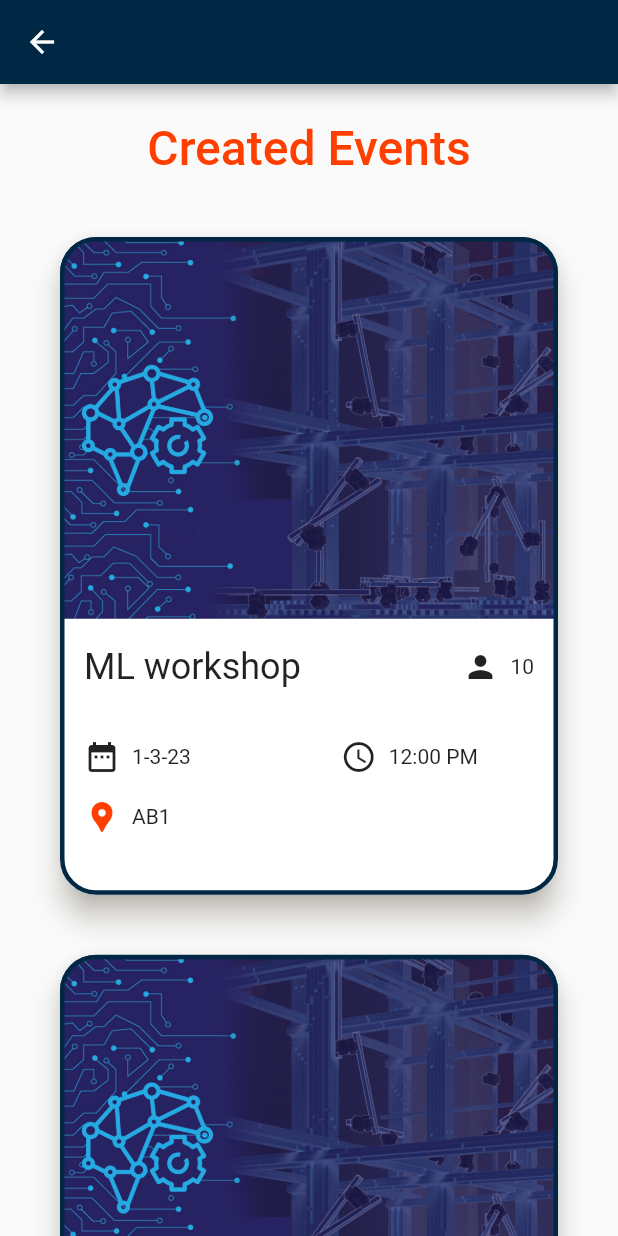
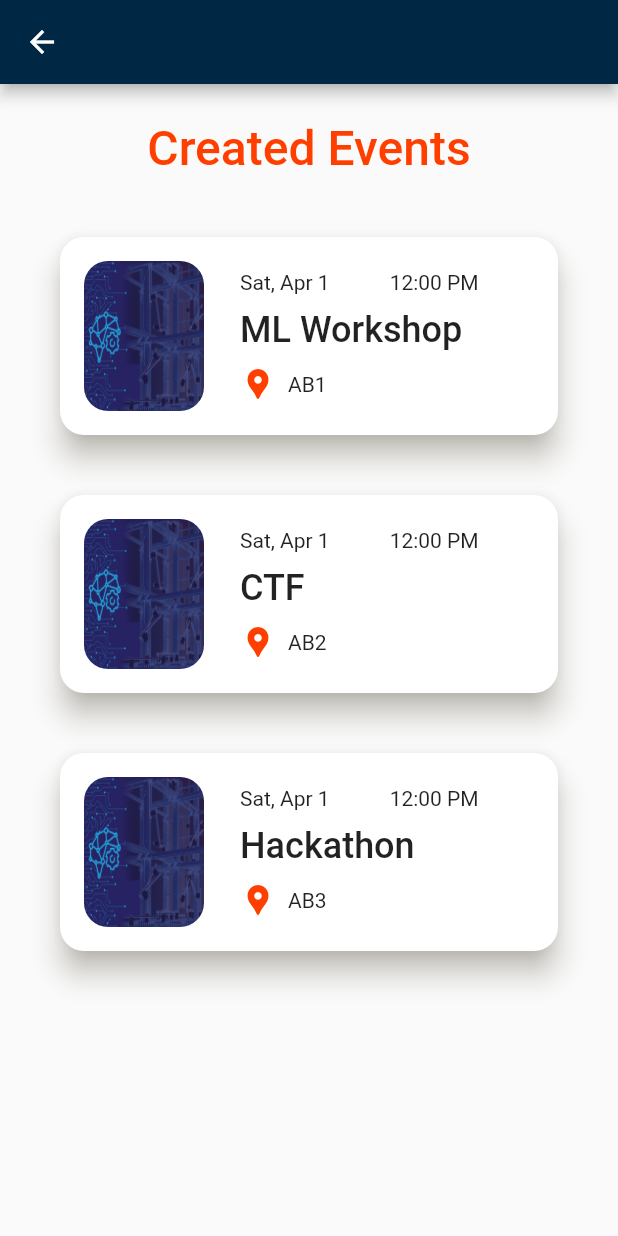
Before and after one commit to LalithGuptha/Admin_App_Anokha, a Flutter app: the screen it shows after launch, after a tap on "Login", after a tap on the "event" icon, on a phone screen of 412 x 824 dp. Run offline on Flutter 3.47's test engine with Material 2 defaults, Android fonts, the phone set to English and light mode, and no system bars; our stand-ins replace animated_splash_screen, hexcolor.

Commit message:
Created events - update

```diff
--- a/lib/screens/home_screen.dart
+++ b/lib/screens/home_screen.dart
@@ -1,4 +1,5 @@
 import 'package:admin_app/screens/listofevents.dart';
+import 'package:admin_app/screens/registeredusers.dart';
 import 'package:flutter/material.dart';
 //import 'package:hexcolor/hexcolor.dart';
 import 'package:admin_app/screens/daysCont.dart';
@@ -41,7 +42,10 @@ class _HomeScreen extends State<HomeScreen> {
               decoration:
                   BoxDecoration(borderRadius: BorderRadius.circular(10)),
               child: IconButton(
-                onPressed: () {},
+                onPressed: () {
+                  Navigator.push(context,
+                  MaterialPageRoute(builder: (context) => Registeredusers()));
+                },
                 icon: Icon(Icons.person),
                 color: HexColor(blue),
               )),
--- a/lib/screens/listofevents.dart
+++ b/lib/screens/listofevents.dart
@@ -14,58 +14,55 @@ Widget card (String name, String venue,int regcount, BuildContext context){
     shadowColor: HexColor("BEB7A4"),
 
     shape: RoundedRectangleBorder(
-      borderRadius: BorderRadius.circular(24),
-      side: BorderSide(color:HexColor("002845"),width: 3)
+      borderRadius: BorderRadius.circular(16),
+      //side: BorderSide(width: 3)
     ),
+    child: Container(
+      margin: EdgeInsets.all(16),
+      child: Row(
+        children: [
+          Container(
+            height: 100,
+            width: 80,
+            child: ClipRRect(
+              child: Image.asset('assets/ml.jpg',fit: BoxFit.fill,),
+              borderRadius: BorderRadius.all(Radius.circular(16)),
+            ),
+          ),
+          SizedBox(width: 8,),
+          Container(
+            margin: EdgeInsets.only(left: 16),
             child: Column(
+              crossAxisAlignment: CrossAxisAlignment.start,
               children: [
-            ClipRRect(
-              child: Image.asset('assets/ml.jpg'),
-              borderRadius: BorderRadius.only(topLeft: Radius.circular(24),topRight: Radius.circular(24)),
+                Row(
+                    children:[
+                      Text("Sat, Apr 1",),
+                      SizedBox(width:40 ,),
+                      Text("12:00 PM")
+                    ]
                 ),
+                SizedBox(height: 10,),
+                Text(name,style: TextStyle(fontSize:24,fontWeight: FontWeight.w500),),
+                SizedBox(height: 10,),
                 Row(
                   children: [
-            SizedBox(width: 16,height: 64,),
-            Text(name,style: TextStyle(fontSize: 24),),
-            SizedBox(width: 70,),
-            new Spacer(),
-            Icon(Icons.person,),
-            SizedBox(width: 8,),
-            Text(regcount.toString()),
-            SizedBox(width: 16)
-          ],
-        ),
-        SizedBox(height: 16,),
-        Row(
-          children: [
-            SizedBox(width: 16,),
-            Icon(Icons.date_range,),
-            SizedBox(width: 8,),
-            Text("1-3-23"),
-            SizedBox(width: 100,),
-            Icon(Icons.access_time_outlined,),
-            SizedBox(width: 8,),
-            Text("12:00 PM")
-          ],
-        ),
-        SizedBox(height: 16,),
-        Row(
-          children: [
-            SizedBox(width: 16,),
                     Icon(Icons.location_pin,color: HexColor("FF3F00"),),
                     SizedBox(width: 8,),
                     Text(venue)
                   ],
                 ),
-        SizedBox(height: 40,)
-
               ],
             ),
+          ),
+        ],
+      ),
+    )
   );
 }
 class _Manageevent extends State<Manageevent>
 {
-  var name=["ML workshop","CTF","Hackathon"];
+  var name=["ML Workshop","CTF","Hackathon"];
   var venue=["AB1","AB2","AB3"];
   var regcount=[10,20,30];
   @override
--- a/lib/screens/login.dart
+++ b/lib/screens/login.dart
@@ -51,7 +51,7 @@ class _Login extends State<Login> {
                     ),
                     SizedBox(height: 40),
                     TextField(
-                      controller: uncontroller,
+                      controller: pcontroller,
                       obscureText: true,
                       decoration: InputDecoration(
                           border: OutlineInputBorder(
--- a/lib/screens/splash_screen.dart
+++ b/lib/screens/splash_screen.dart
@@ -57,9 +57,9 @@ class _SplashScreenState extends State<SplashScreen>
                   ],
                 ),
               ),
-              SizedBox(height: 40,),
+              SizedBox(height: 48,),
               AnimatedOpacity(opacity: customOpacity, duration: Duration(seconds: 2),
-                child:Text("Anokha",style: TextStyle(fontSize: 40,fontWeight: FontWeight.w700),) ,)
+                child:Text("Anokha",style: TextStyle(fontSize: 35,fontWeight: FontWeight.w700),) ,)
             ],
           )
         )
```
Also changed, not shown: lib/screens/registeredusers.dart (added, +110 -0 lines). Lines whose indentation alone changed are shown as unchanged.
